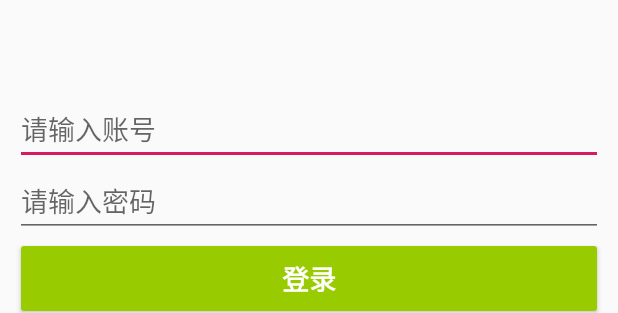
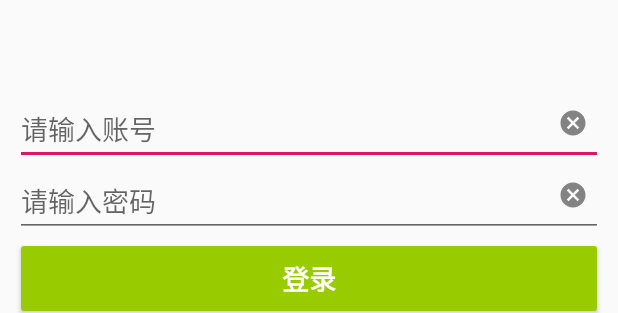
Before and after one commit to DaiWei1224/FleaMarket, an Android app: the layout fragment_login.xml on its own in the app's theme, with its tools: preview values and no code run, on a phone screen of 412 x 824 dp. Shown: the part 411-724 px from the top of the screen. Run offline under Robolectric (Android 15) with nearby library versions, the light colour scheme and no system bars.

Commit message:
完善了登录验证

```diff
--- /dev/null
+++ b/app/src/main/res/drawable-anydpi/button_delete.xml
@@ -0,0 +1,11 @@
+<vector xmlns:android="http://schemas.android.com/apk/res/android"
+    android:width="24dp"
+    android:height="24dp"
+    android:viewportWidth="24"
+    android:viewportHeight="24"
+    android:tint="#333333"
+    android:alpha="0.6">
+    <path
+        android:fillColor="#FF000000"
+        android:pathData="M12,2C6.47,2 2,6.47 2,12s4.47,10 10,10 10,-4.47 10,-10S17.53,2 12,2zM17,15.59L15.59,17 12,13.41 8.41,17 7,15.59 10.59,12 7,8.41 8.41,7 12,10.59 15.59,7 17,8.41 13.41,12 17,15.59z"/>
+</vector>
--- a/app/src/main/res/layout/fragment_login.xml
+++ b/app/src/main/res/layout/fragment_login.xml
@@ -4,6 +4,10 @@
     android:layout_height="match_parent"
     android:gravity="center"
     android:padding="10dp">
+
+    <RelativeLayout
+        android:layout_width="match_parent"
+        android:layout_height="wrap_content">
 
         <EditText
             android:layout_width="match_parent"
@@ -12,6 +16,20 @@
             android:hint="请输入账号"
             android:maxLines="1" />
 
+        <ImageView
+            android:layout_width="20dp"
+            android:layout_height="20dp"
+            android:id="@+id/delete_id"
+            android:layout_margin="10dp"
+            android:layout_alignParentRight="true"
+            android:src="@drawable/button_delete" />
+
+    </RelativeLayout>
+
+    <RelativeLayout
+        android:layout_width="match_parent"
+        android:layout_height="wrap_content">
+
         <EditText
             android:layout_width="match_parent"
             android:layout_height="wrap_content"
@@ -19,6 +37,16 @@
             android:hint="请输入密码"
             android:maxLines="1"
             android:inputType="textPassword" />
+
+        <ImageView
+            android:layout_width="20dp"
+            android:layout_height="20dp"
+            android:id="@+id/delete_pw"
+            android:layout_margin="10dp"
+            android:layout_alignParentRight="true"
+            android:src="@drawable/button_delete" />
+
+    </RelativeLayout>
 
     <Button
         android:layout_width="match_parent"
```
Also changed, not shown: app/src/main/java/com/example/fleamarket/MainActivity.java (+28 -0 lines), app/src/main/java/com/example/fleamarket/MyUtil.java (added, +14 -0 lines), app/src/main/java/com/example/fleamarket/login/LoginFragment.java (+41 -11 lines), app/src/main/java/com/example/fleamarket/mine/MineFragment.java (+46 -1 lines), app/src/main/res/layout/fragment_mine.xml (+2 -11 lines), app/src/main/res/drawable-hdpi/button_delete.png (added), app/src/main/res/drawable-mdpi/button_delete.png (added), app/src/main/res/drawable-xhdpi/button_delete.png (added), app/src/main/res/drawable-xxhdpi/button_delete.png (added). Lines whose indentation alone changed are shown as unchanged.
